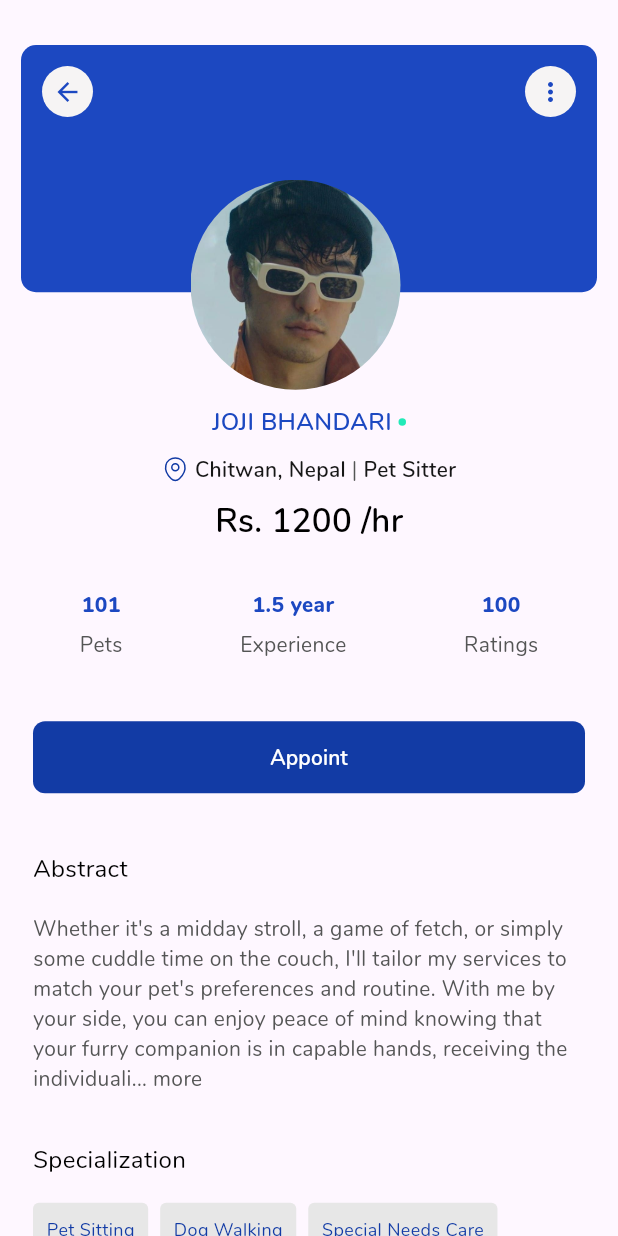
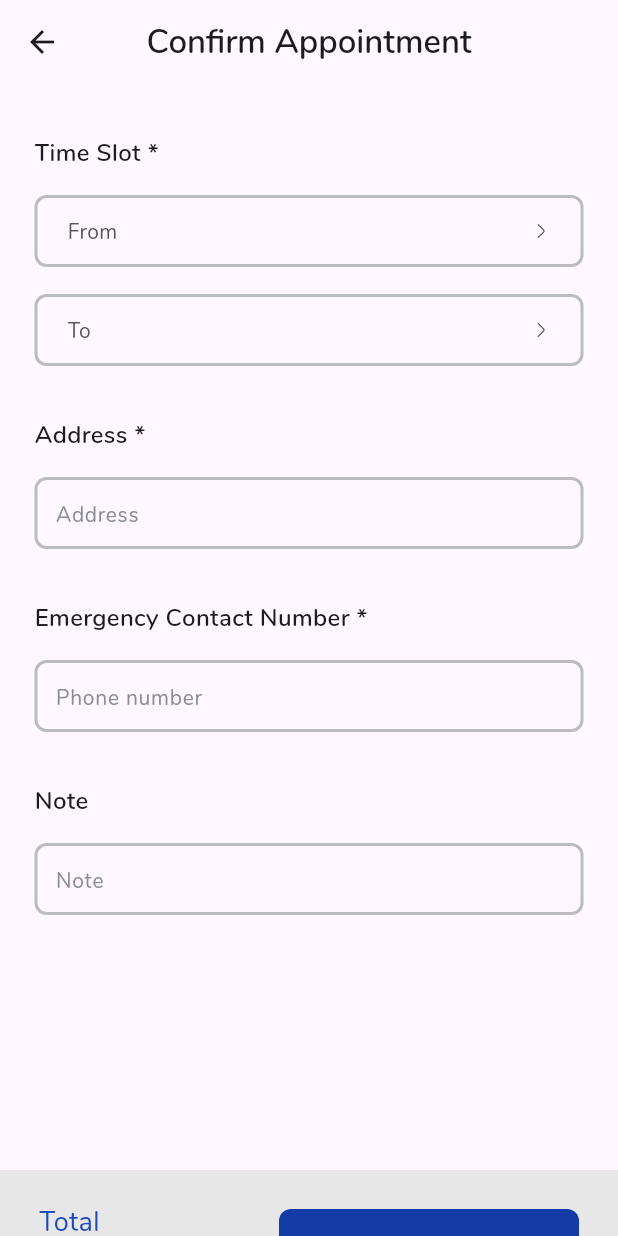
Before and after one commit to bidhan-skybase/Pet-Warden, a Flutter app: the PetSitterProfile screen opened by its route, after a tap on "Appoint", on a phone screen of 412 x 824 dp. Run offline on Flutter 3.47's test engine with Material 3 defaults, Android fonts, the phone set to English and light mode, and no system bars; our stand-ins replace accordion, carousel_slider, dropdown_button2, flutter_svg, get, image_picker and 3 more.

Commit message:
Add appointment page for pet sitters

```diff
--- /dev/null
+++ b/lib/controller/booking/confirm_appointment_controller.dart
@@ -0,0 +1,15 @@
+import 'package:flutter/material.dart';
+import 'package:get/get.dart';
+import 'package:intl/intl.dart';
+
+class ConfirmAppointmentController extends GetxController {
+  Rx           startingTime = "".obs;
+  RxString endingTime = "".obs;
+  var addressController = TextEditingController();
+  var contactController = TextEditingController();
+  var noteController = TextEditingController();
+
+  String formatDateTime(DateTime dateTime) {
+    return DateFormat('E, dd MMMM yyyy hh:mm a').format(dateTime);
+  }
+}
--- a/lib/utils/config/booking_pages.dart
+++ b/lib/utils/config/booking_pages.dart
@@ -1,4 +1,6 @@
 import 'package:get/get.dart';
+import 'package:petwarden/controller/booking/confirm_appointment_controller.dart';
+import 'package:petwarden/view/booking/confirmation_page.dart';
 import 'package:petwarden/view/booking/pet_sitter_profile.dart';
 
 final List<GetPage> bookingPages = <GetPage>[
@@ -11,4 +13,13 @@ final List<GetPage> bookingPages = <GetPage>[
       },
     ),
   ),
+  GetPage(
+    name: ConfirmationPage.routeName,
+    page: () => ConfirmationPage(),
+    binding: BindingsBuilder(
+      () {
+        Get.lazyPut(() => ConfirmAppointmentController());
+      },
+    ),
+  ),
 ];
--- /dev/null
+++ b/lib/view/booking/confirmation_page.dart
@@ -0,0 +1,260 @@
+import 'package:flutter/cupertino.dart';
+import 'package:flutter/material.dart';
+import 'package:flutter/widgets.dart';
+import 'package:flutter_svg/flutter_svg.dart';
+import 'package:get/get.dart';
+import 'package:intl/intl.dart';
+import 'package:petwarden/controller/booking/confirm_appointment_controller.dart';
+import 'package:petwarden/utils/constants/colors.dart';
+import 'package:petwarden/utils/constants/icon_paths.dart';
+import 'package:petwarden/utils/validators.dart';
+import 'package:petwarden/widgets/custom/custom_elevated_button.dart';
+import 'package:petwarden/widgets/custom/custom_text_field.dart';
+import 'package:petwarden/widgets/custom/custom_text_styles.dart';
+
+class ConfirmationPage extends StatelessWidget {
+  static const routeName = "/confirmationPage";
+  final c = Get.find<ConfirmAppointmentController>();
+  ConfirmationPage({super.key});
+
+  @override
+  Widget build(BuildContext context) {
+    return Scaffold(
+      appBar: AppBar(
+        surfaceTintColor: Colors.white,
+        centerTitle: true,
+        automaticallyImplyLeading: true,
+        title: Text(
+          "Confirm Appointment",
+          style: CustomTextStyles.f22W600(),
+        ),
+      ),
+      body: SingleChildScrollView(
+        child: SizedBox(
+          height: Get.height - Get.statusBarHeight,
+          width: Get.width,
+          child: Column(
+            crossAxisAlignment: CrossAxisAlignment.start,
+            mainAxisSize: MainAxisSize.max,
+            children: [
+              Padding(
+                padding: const EdgeInsets.symmetric(horizontal: 23),
+                child: Column(
+                  crossAxisAlignment: CrossAxisAlignment.start,
+                  children: [
+                    const SizedBox(
+                      height: 34,
+                    ),
+                    Text(
+                      "Time Slot *",
+                      style: CustomTextStyles.f16W600(),
+                    ),
+                    const SizedBox(
+                      height: 17,
+                    ),
+                    GestureDetector(
+                      onTap: () async {
+                        DateTime? dateTime = await showDatePicker(
+                            context: Get.context!,
+                            initialDate: DateTime.now(),
+                            firstDate: DateTime.now(),
+                            lastDate: DateTime.now().add(const Duration(days: 180)));
+
+                        if (dateTime != null) {
+                          TimeOfDay? time = await showTimePicker(
+                            initialEntryMode: TimePickerEntryMode.input,
+                            context: Get.context!,
+                            initialTime: TimeOfDay.now(),
+                          );
+
+                          if (time != null) {
+                            DateTime selectedDateTime = DateTime(
+                              dateTime.year,
+                              dateTime.month,
+                              dateTime.day,
+                              time.hour,
+                              time.minute,
+                            );
+                            c.startingTime.value = c.formatDateTime(selectedDateTime);
+                          }
+                        }
+                      },
+                      child: Container(
+                        height: 48,
+                        width: Get.width,
+                        decoration: BoxDecoration(
+                            borderRadius: BorderRadius.circular(8),
+                            border: Border.all(color: PetWardenColors.borderColor, width: 2)),
+                        padding: const EdgeInsets.symmetric(horizontal: 20),
+                        child: Row(
+                          children: [
+                            Expanded(
+                              child: Text(
+                                "From",
+                                style: CustomTextStyles.f14W500(color: PetWardenColors.textGrey),
+                              ),
+                            ),
+                            Obx(() => Text(c.startingTime.value,
+                                style: CustomTextStyles.f14W500(
+                                  color: PetWardenColors.textGrey,
+                                ))),
+                            SvgPicture.asset(
+                              IconPath.rightArrow,
+                              height: 13,
+                              colorFilter:
+                                  const ColorFilter.mode(PetWardenColors.textGrey, BlendMode.srcIn),
+                            )
+                          ],
+                        ),
+                      ),
+                    ),
+                    const SizedBox(
+                      height: 18,
+                    ),
+                    GestureDetector(
+                      onTap: () async {
+                        DateTime? dateTime = await showDatePicker(
+                            context: Get.context!,
+                            initialDate: DateTime.now(),
+                            firstDate: DateTime.now(),
+                            lastDate: DateTime.now().add(const Duration(days: 180)));
+
+                        if (dateTime != null) {
+                          TimeOfDay? time = await showTimePicker(
+                            initialEntryMode: TimePickerEntryMode.input,
+                            context: Get.context!,
+                            initialTime: TimeOfDay.now(),
+                          );
+
+                          if (time != null) {
+                            DateTime selectedDateTime = DateTime(
+                              dateTime.year,
+                              dateTime.month,
+                              dateTime.day,
+                              time.hour,
+                              time.minute,
+                            );
+                            c.endingTime.value = c.formatDateTime(selectedDateTime);
+                          }
+                        }
+                      },
+                      child: Container(
+                        height: 48,
+                        width: Get.width,
+                        decoration: BoxDecoration(
+                            borderRadius: BorderRadius.circular(8),
+                            border: Border.all(color: PetWardenColors.borderColor, width: 2)),
+                        padding: const EdgeInsets.symmetric(horizontal: 20),
+                        child: Row(
+                          children: [
+                            Expanded(
+                              child: Text(
+                                "To",
+                                style: CustomTextStyles.f14W500(color: PetWardenColors.textGrey),
+                              ),
+                            ),
+                            Obx(() => Text(c.endingTime.value,
+                                style: CustomTextStyles.f14W500(
+                                  color: PetWardenColors.textGrey,
+                                ))),
+                            SvgPicture.asset(
+                              IconPath.rightArrow,
+                              height: 13,
+                              colorFilter:
+                                  const ColorFilter.mode(PetWardenColors.textGrey, BlendMode.srcIn),
+                            )
+                          ],
+                        ),
+                      ),
+                    ),
+                    const SizedBox(
+                      height: 34,
+                    ),
+                    Text(
+                      "Address *",
+                      style: CustomTextStyles.f16W600(),
+                    ),
+                    const SizedBox(
+                      height: 17,
+                    ),
+                    CustomTextField(
+                        validator: Validators.checkFieldEmpty,
+                        hint: "Address",
+                        controller: c.addressController,
+                        textInputAction: TextInputAction.next,
+                        textInputType: TextInputType.text),
+                    const SizedBox(
+                      height: 34,
+                    ),
+                    Text(
+                      "Emergency Contact Number *",
+                      style: CustomTextStyles.f16W600(),
+                    ),
+                    const SizedBox(
+                      height: 17,
+                    ),
+                    CustomTextField(
+                        validator: Validators.checkPhoneField,
+                        hint: "Phone number",
+                        controller: c.contactController,
+                        textInputAction: TextInputAction.next,
+                        textInputType: TextInputType.text),
+                    const SizedBox(
+                      height: 34,
+                    ),
+                    Text(
+                      "Note ",
+                      style: CustomTextStyles.f16W600(),
+                    ),
+                    const SizedBox(
+                      height: 17,
+                    ),
+                    CustomTextField(
+                        hint: "Note",
+                        controller: c.noteController,
+                        textInputAction: TextInputAction.done,
+                        textInputType: TextInputType.text)
+                  ],
+                ),
+              ),
+              Expanded(
+                child: Align(
+                  alignment: Alignment.bottomCenter,
+                  child: Container(
+                    height: 100,
+                    width: Get.width,
+                    padding: const EdgeInsets.symmetric(horizontal: 26),
+                    color: PetWardenColors.lightGrey,
+                    child: Row(
+                      mainAxisAlignment: MainAxisAlignment.spaceBetween,
+                      children: [
+                        Column(
+                          crossAxisAlignment: CrossAxisAlignment.start,
+                          mainAxisAlignment: MainAxisAlignment.center,
+                          mainAxisSize: MainAxisSize.max,
+                          children: [
+                            Text(
+                              "Total",
+                              style: CustomTextStyles.f18W500(color: PetWardenColors.primaryColor),
+                            ),
+                            Text(
+                              "Rs. 3000",
+                              style: CustomTextStyles.f22W600(),
+                            )
+                          ],
+                        ),
+                        SizedBox(
+                            width: 200,
+                            child: CustomElevatedButton(onPressed: () {}, title: "Continue"))
+                      ],
+                    ),
+                  ),
+                ),
+              ),
+            ],
+          ),
+        ),
+      ),
+    );
+  }
+}
--- a/lib/view/booking/pet_sitter_profile.dart
+++ b/lib/view/booking/pet_sitter_profile.dart
@@ -6,6 +6,7 @@ import 'package:get/get.dart';
 import 'package:petwarden/utils/constants/colors.dart';
 import 'package:petwarden/utils/constants/icon_paths.dart';
 import 'package:petwarden/utils/constants/image_paths.dart';
+import 'package:petwarden/view/booking/confirmation_page.dart';
 import 'package:petwarden/widgets/custom/custom_elevated_button.dart';
 import 'package:petwarden/widgets/custom/custom_text_field.dart';
 import 'package:petwarden/widgets/custom/custom_text_styles.dart';
@@ -157,7 +158,11 @@ class PetSitterProfile extends StatelessWidget {
                 child: Column(
                   crossAxisAlignment: CrossAxisAlignment.start,
                   children: [
-                    CustomElevatedButton(onPressed: () {}, title: "Appoint"),
+                    CustomElevatedButton(
+                        onPressed: () {
+                          Get.toNamed(ConfirmationPage.routeName);
+                        },
+                        title: "Appoint"),
                     const SizedBox(
                       height: 39,
                     ),
--- a/lib/widgets/custom/custom_text_field.dart
+++ b/lib/widgets/custom/custom_text_field.dart
@@ -68,7 +68,7 @@ class CustomTextField extends StatelessWidget {
           if (!currentFocus.hasPrimaryFocus) {
             currentFocus.unfocus();
           }
-        },`
+        },
         // onChanged: onChanged,
         focusNode: focusNode,
         maxLength: maxCharacters,
--- a/pubspec.yaml
+++ b/pubspec.yaml
@@ -45,6 +45,7 @@ dependencies:
   carousel_slider: ^4.2.1
   table_calendar: ^3.1.1
   accordion: ^2.6.0
+  intl: ^0.19.0
 
 
 dev_dependencies:
```
Also changed, not shown: pubspec.lock.
